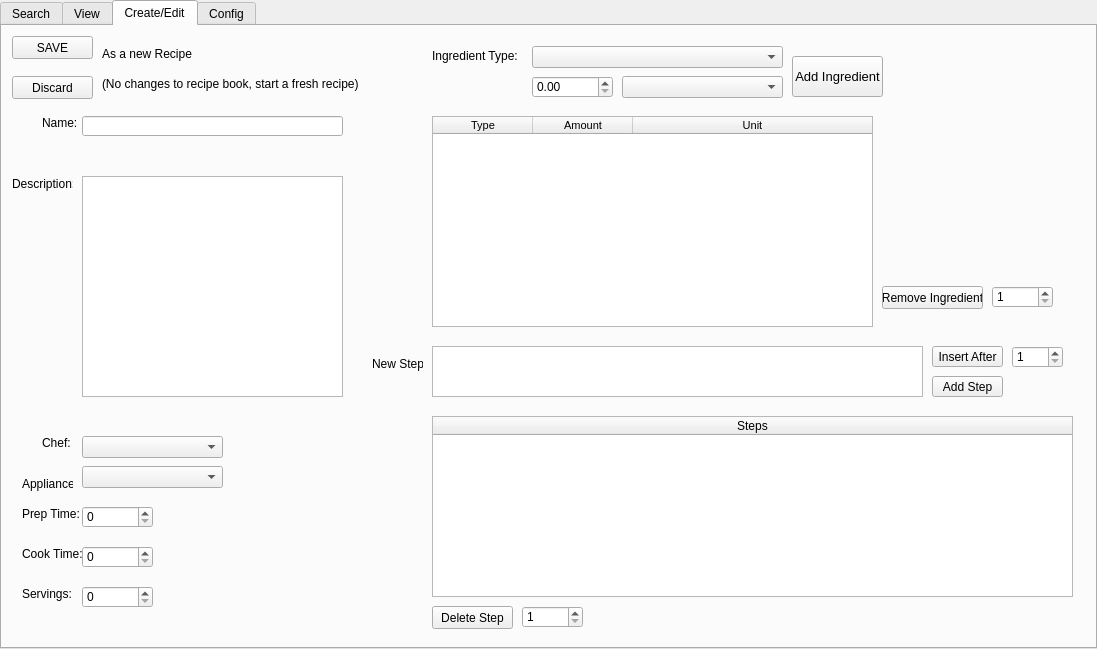
Old version of the form source/display.ui in the repository RobertFirouzi/OurRecipes.
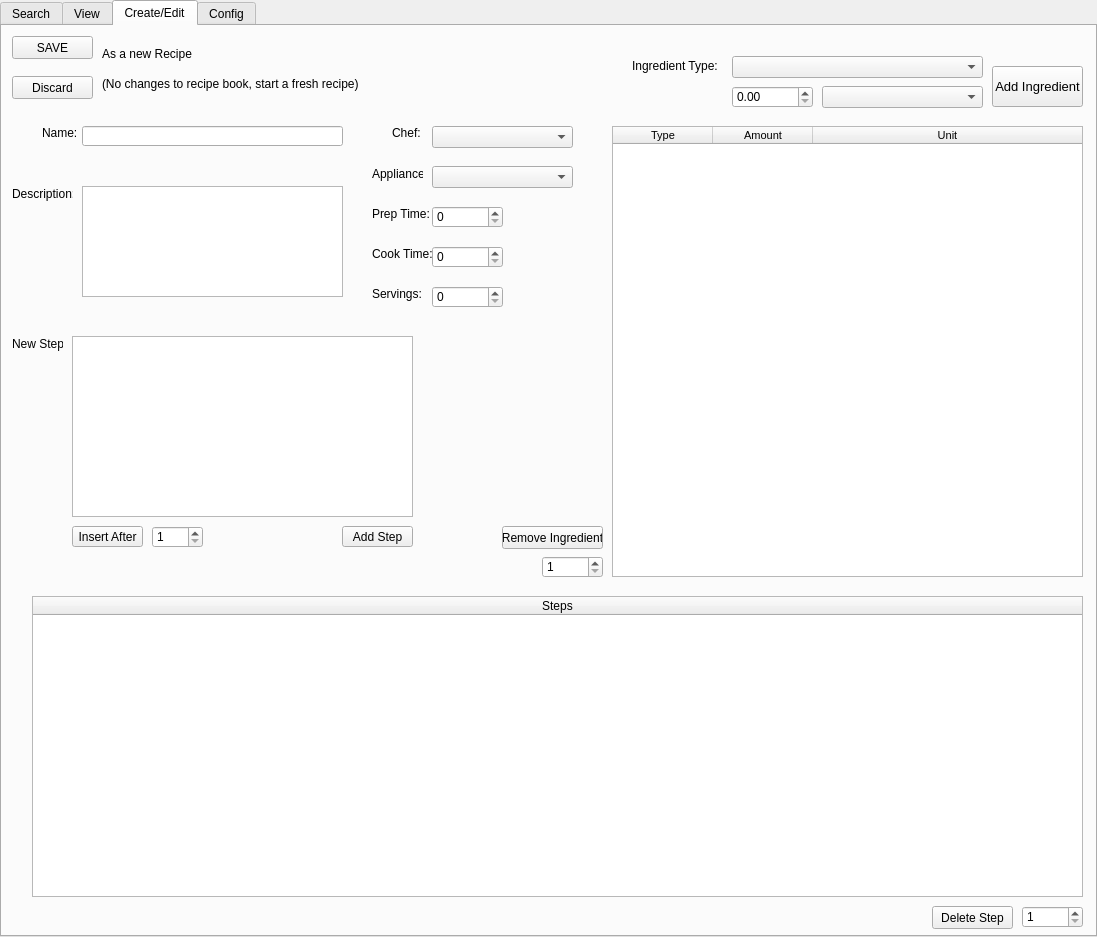
New version of the form. The open tabs and pages were chosen to show the change.

Commit message: seperate unit from ingredient type.  Dynamically change tables in creat tab

```diff
--- a/source/display.ui
+++ b/source/display.ui
@@ -7,7 +7,7 @@
     <x>0</x>
     <y>0</y>
     <width>1097</width>
-    <height>649</height>
+    <height>937</height>
    </rect>
   </property>
   <property name="windowTitle">
@@ -571,8 +571,8 @@
    <widget class="QComboBox" name="combo_ApplianceNewRecipe">
     <property name="geometry">
      <rect>
-      <x>80</x>
-      <y>440</y>
+      <x>430</x>
+      <y>140</y>
       <width>141</width>
       <height>22</height>
      </rect>
@@ -581,8 +581,8 @@
    <widget class="QLabel" name="label_8">
     <property name="geometry">
      <rect>
-      <x>40</x>
-      <y>410</y>
+      <x>390</x>
+      <y>100</y>
       <width>46</width>
       <height>13</height>
      </rect>
@@ -594,8 +594,8 @@
    <widget class="QSpinBox" name="spin_CookNewRecipe">
     <property name="geometry">
      <rect>
-      <x>80</x>
-      <y>520</y>
+      <x>430</x>
+      <y>220</y>
       <width>71</width>
       <height>22</height>
      </rect>
@@ -607,8 +607,8 @@
    <widget class="QComboBox" name="combo_ChefNewRecipe">
     <property name="geometry">
      <rect>
-      <x>80</x>
-      <y>410</y>
+      <x>430</x>
+      <y>100</y>
       <width>141</width>
       <height>22</height>
      </rect>
@@ -617,8 +617,8 @@
    <widget class="QLabel" name="label_9">
     <property name="geometry">
      <rect>
-      <x>20</x>
-      <y>520</y>
+      <x>370</x>
+      <y>220</y>
       <width>61</width>
       <height>16</height>
      </rect>
@@ -630,8 +630,8 @@
    <widget class="QLabel" name="label_10">
     <property name="geometry">
      <rect>
-      <x>20</x>
-      <y>450</y>
+      <x>370</x>
+      <y>140</y>
       <width>51</width>
       <height>16</height>
      </rect>
@@ -643,8 +643,8 @@
    <widget class="QLabel" name="label_11">
     <property name="geometry">
      <rect>
-      <x>20</x>
-      <y>480</y>
+      <x>370</x>
+      <y>180</y>
       <width>61</width>
       <height>16</height>
      </rect>
@@ -656,8 +656,8 @@
    <widget class="QSpinBox" name="spin_PrepNewRecipe">
     <property name="geometry">
      <rect>
-      <x>80</x>
-      <y>480</y>
+      <x>430</x>
+      <y>180</y>
       <width>71</width>
       <height>22</height>
      </rect>
@@ -673,7 +673,7 @@
     <property name="geometry">
      <rect>
       <x>40</x>
-      <y>90</y>
+      <y>100</y>
       <width>46</width>
       <height>13</height>
      </rect>
@@ -686,7 +686,7 @@
     <property name="geometry">
      <rect>
       <x>80</x>
-      <y>90</y>
+      <y>100</y>
       <width>261</width>
       <height>20</height>
      </rect>
@@ -696,7 +696,7 @@
     <property name="geometry">
      <rect>
       <x>10</x>
-      <y>150</y>
+      <y>160</y>
       <width>61</width>
       <height>16</height>
      </rect>
@@ -709,17 +709,17 @@
     <property name="geometry">
      <rect>
       <x>80</x>
-      <y>150</y>
+      <y>160</y>
       <width>261</width>
-      <height>221</height>
+      <height>111</height>
      </rect>
     </property>
    </widget>
    <widget class="QSpinBox" name="spin_ServingsNewRecipe">
     <property name="geometry">
      <rect>
-      <x>80</x>
-      <y>560</y>
+      <x>430</x>
+      <y>260</y>
       <width>71</width>
       <height>22</height>
      </rect>
@@ -731,8 +731,8 @@
    <widget class="QLabel" name="label_15">
     <property name="geometry">
      <rect>
-      <x>20</x>
-      <y>560</y>
+      <x>370</x>
+      <y>260</y>
       <width>61</width>
       <height>16</height>
      </rect>
@@ -744,8 +744,8 @@
    <widget class="QLabel" name="label_16">
     <property name="geometry">
      <rect>
-      <x>430</x>
-      <y>20</y>
+      <x>630</x>
+      <y>30</y>
       <width>91</width>
       <height>20</height>
      </rect>
@@ -757,8 +757,8 @@
    <widget class="QComboBox" name="combo_IngredientTypeNewRecipe">
     <property name="geometry">
      <rect>
-      <x>530</x>
-      <y>20</y>
+      <x>730</x>
+      <y>30</y>
       <width>251</width>
       <height>22</height>
      </rect>
@@ -767,8 +767,8 @@
    <widget class="QLabel" name="label_18">
     <property name="geometry">
      <rect>
-      <x>370</x>
-      <y>330</y>
+      <x>10</x>
+      <y>310</y>
       <width>51</width>
       <height>16</height>
      </rect>
@@ -780,18 +780,18 @@
    <widget class="QTextEdit" name="text_NewStep">
     <property name="geometry">
      <rect>
-      <x>430</x>
-      <y>320</y>
-      <width>491</width>
-      <height>51</height>
+      <x>70</x>
+      <y>310</y>
+      <width>341</width>
+      <height>181</height>
      </rect>
     </property>
    </widget>
    <widget class="QPushButton" name="button_AddNewStep">
     <property name="geometry">
      <rect>
-      <x>930</x>
-      <y>350</y>
+      <x>340</x>
+      <y>500</y>
       <width>71</width>
       <height>21</height>
      </rect>
@@ -803,10 +803,10 @@
    <widget class="QTableWidget" name="table_AddedIngredients">
     <property name="geometry">
      <rect>
-      <x>430</x>
-      <y>90</y>
-      <width>441</width>
-      <height>211</height>
+      <x>610</x>
+      <y>100</y>
+      <width>471</width>
+      <height>451</height>
      </rect>
     </property>
     <property name="font">
@@ -842,8 +842,8 @@
    <widget class="QPushButton" name="button_RemoveIngredient">
     <property name="geometry">
      <rect>
-      <x>880</x>
-      <y>260</y>
+      <x>500</x>
+      <y>500</y>
       <width>101</width>
       <height>23</height>
      </rect>
@@ -855,8 +855,8 @@
    <widget class="QDoubleSpinBox" name="double_AmountNewRecipe">
     <property name="geometry">
      <rect>
-      <x>530</x>
-      <y>50</y>
+      <x>730</x>
+      <y>60</y>
       <width>81</width>
       <height>22</height>
      </rect>
@@ -871,8 +871,8 @@
    <widget class="QPushButton" name="pushButton_5">
     <property name="geometry">
      <rect>
-      <x>790</x>
-      <y>30</y>
+      <x>990</x>
+      <y>40</y>
       <width>91</width>
       <height>41</height>
      </rect>
@@ -889,8 +889,8 @@
    <widget class="QPushButton" name="button_DeleteStep">
     <property name="geometry">
      <rect>
-      <x>430</x>
-      <y>580</y>
+      <x>930</x>
+      <y>880</y>
       <width>81</width>
       <height>23</height>
      </rect>
@@ -902,10 +902,10 @@
    <widget class="QTableWidget" name="table_CurrentSteps">
     <property name="geometry">
      <rect>
-      <x>430</x>
-      <y>390</y>
-      <width>641</width>
-      <height>181</height>
+      <x>30</x>
+      <y>570</y>
+      <width>1051</width>
+      <height>301</height>
      </rect>
     </property>
     <attribute name="horizontalHeaderDefaultSectionSize">
@@ -918,7 +918,7 @@
      <bool>true</bool>
     </attribute>
     <attribute name="verticalHeaderDefaultSectionSize">
-     <number>25</number>
+     <number>35</number>
     </attribute>
     <attribute name="verticalHeaderStretchLastSection">
      <bool>false</bool>
@@ -984,8 +984,8 @@
    <widget class="QSpinBox" name="spin_removeIngredient">
     <property name="geometry">
      <rect>
-      <x>990</x>
-      <y>260</y>
+      <x>540</x>
+      <y>530</y>
       <width>61</width>
       <height>22</height>
      </rect>
@@ -1000,8 +1000,8 @@
    <widget class="QSpinBox" name="spin_removeStep">
     <property name="geometry">
      <rect>
-      <x>520</x>
-      <y>580</y>
+      <x>1020</x>
+      <y>880</y>
       <width>61</width>
       <height>22</height>
      </rect>
@@ -1032,8 +1032,8 @@
    <widget class="QPushButton" name="button_InsertStep">
     <property name="geometry">
      <rect>
-      <x>930</x>
-      <y>320</y>
+      <x>70</x>
+      <y>500</y>
       <width>71</width>
       <height>21</height>
      </rect>
@@ -1045,8 +1045,8 @@
    <widget class="QSpinBox" name="spin_InstertSpot">
     <property name="geometry">
      <rect>
-      <x>1010</x>
-      <y>320</y>
+      <x>150</x>
+      <y>500</y>
       <width>51</width>
       <height>22</height>
      </rect>
@@ -1061,13 +1061,29 @@
    <widget class="QComboBox" name="combo_createUnit">
     <property name="geometry">
      <rect>
-      <x>620</x>
-      <y>50</y>
+      <x>820</x>
+      <y>60</y>
       <width>161</width>
       <height>22</height>
      </rect>
     </property>
    </widget>
+   <widget class="QLabel" name="label_amtError">
+    <property name="geometry">
+     <rect>
+      <x>880</x>
+      <y>100</y>
+      <width>191</width>
+      <height>20</height>
+     </rect>
+    </property>
+    <property name="styleSheet">
+     <string notr="true">color: rgb(255, 0, 0);</string>
+    </property>
+    <property name="text">
+     <string/>
+    </property>
+   </widget>
   </widget>
   <widget class="QWidget" name="tab_4">
    <attribute name="title">
```
Left out of the diff: 57 changed lines with no effect on the pictures. The commit also changes 5 other files.
